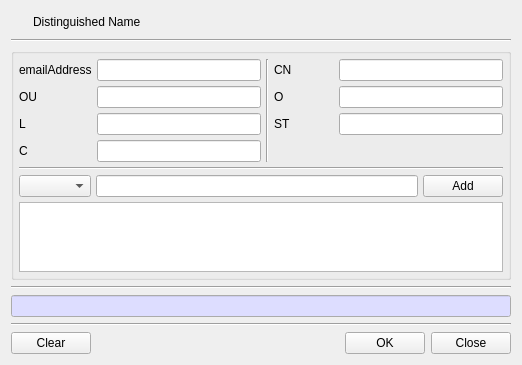
First picture: the form in CertMan/make_dn_dlg.ui, repository jykim74/CertMan, before the edit.
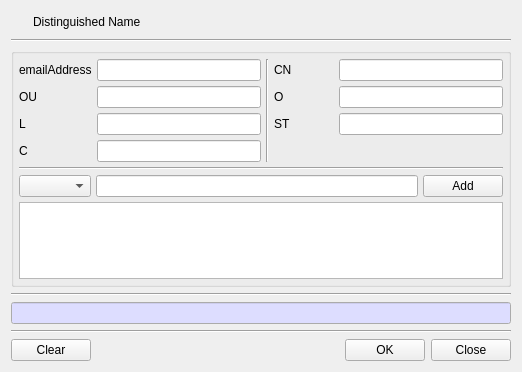
Second picture: the form after the edit. Icons and pictures are not drawn.

Patch:
```diff
--- a/CertMan/make_dn_dlg.ui
+++ b/CertMan/make_dn_dlg.ui
@@ -7,7 +7,7 @@
     <x>0</x>
     <y>0</y>
     <width>518</width>
-    <height>364</height>
+    <height>372</height>
    </rect>
   </property>
   <property name="windowTitle">
```
Left out of the diff: 3 changed lines with no effect on the pictures.
